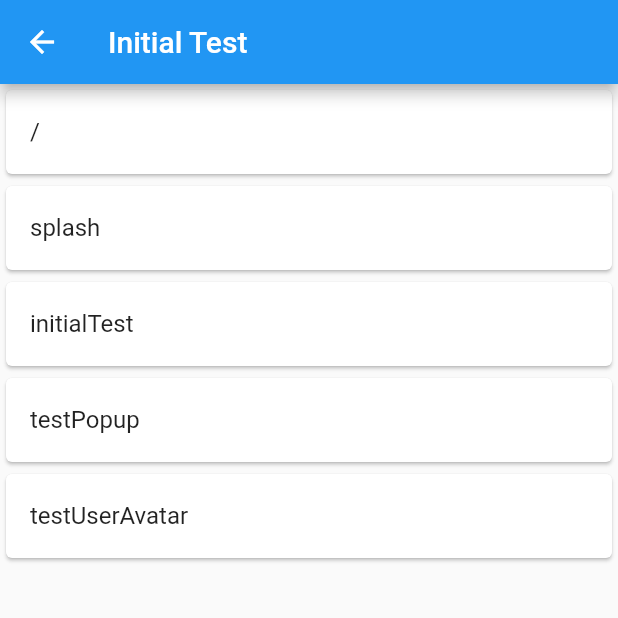
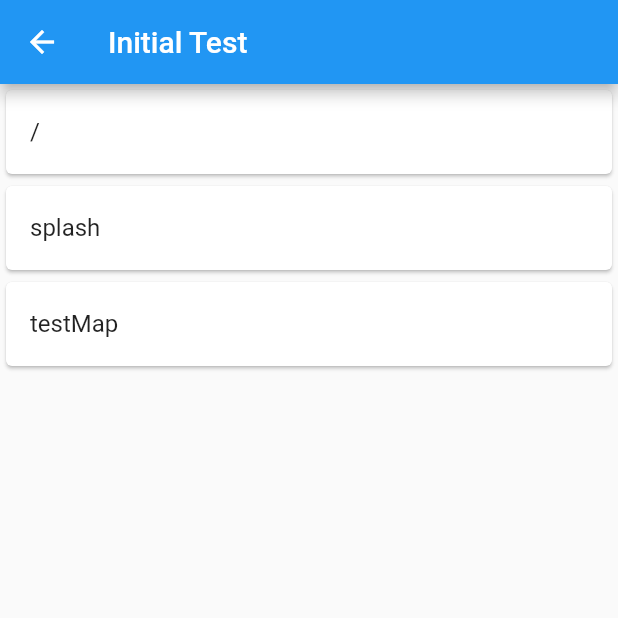
Before and after one commit to digitalnomadacademy/youthetree, a Flutter app: the InitialTestPage screen opened directly, on a phone screen of 412 x 824 dp, the top half of it. Run offline on Flutter 3.47's test engine with Material 2 defaults, Android fonts, the phone set to English and light mode, and no system bars; our stand-ins replace google_maps_flutter, location.

Commit message:
uvrstena test routa za map widget

```diff
--- a/lib/router/router.dart
+++ b/lib/router/router.dart
@@ -1,14 +1,18 @@
 import 'package:flutter/material.dart';
-import 'package:youthetree/ui/test/test_code_pop_up.dart';
 import 'package:youthetree/ui/page/home_page.dart';
-import 'package:youthetree/ui/page/initial_test.dart';
 import 'package:youthetree/ui/page/splash_page.dart';
-import 'package:youthetree/ui/test/user_avatar_test.dart';
+import 'package:youthetree/ui/page/SplashPage.dart';
+import 'package:youthetree/ui/page/home_page.dart';
 
 Map<String, WidgetBuilder> routes = {
   RouteName.home: (context) => HomePage(),
   RouteName.splash: (context) => SplashPage(),
 
+// TEST ROUTE
+  RouteName.testMap: (context) => MapWidget(),
+};
+
+String initialRoute = RouteName.testMap;
   //  TEST ROUTES
   ...testRoutes
 };
@@ -19,6 +23,9 @@ class RouteName {
   static const String home = '/';
   static const String splash = 'splash';
 
+// TEST ROUTE
+  static const String testMap = 'testMap';
+}
 //  TEST ROUTES
   static const String initialTest = 'initialTest';
   static const String testPopup = 'testPopup';
```
